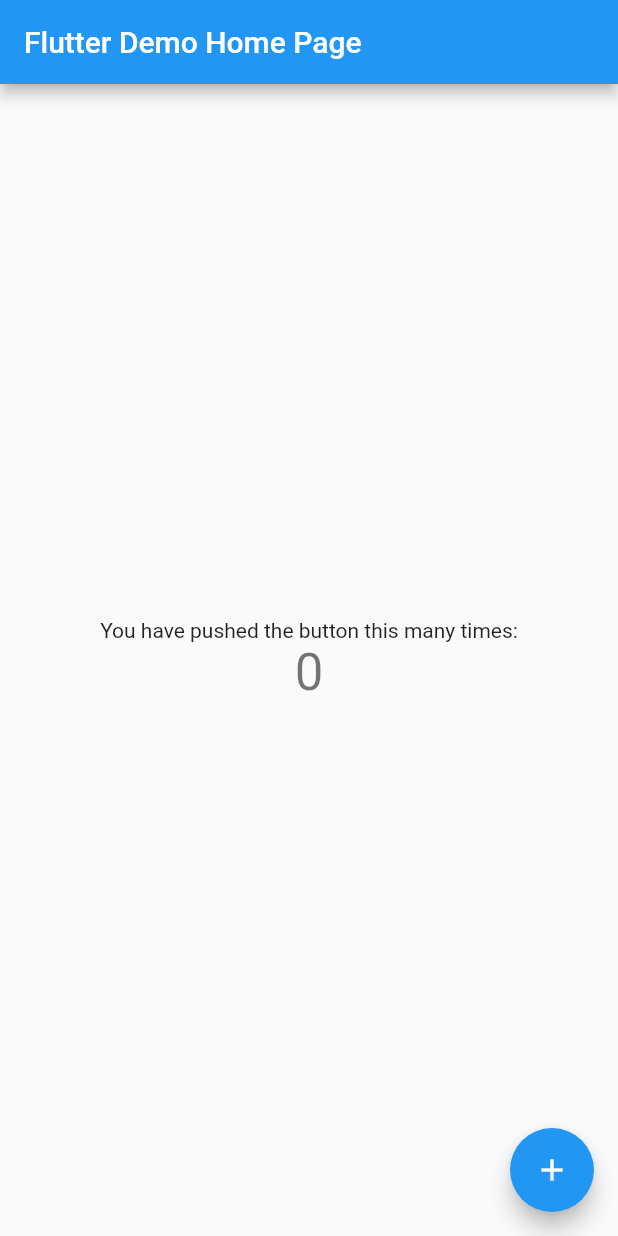
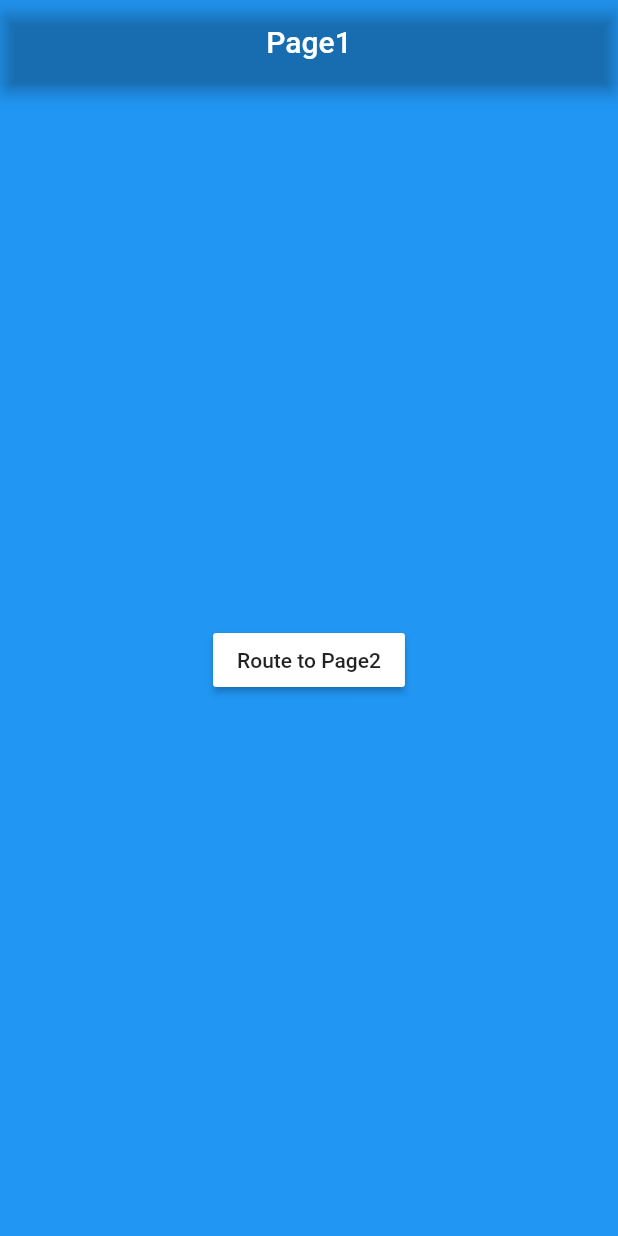
Before and after one commit to JeancarlosCarvajal/Flutter-Espacio-de-Trabajo-para-crear-paquete-en-PubDev, a Flutter app: the screen it shows after launch, on a phone screen of 412 x 824 dp. Run offline on Flutter 3.47's test engine with Material 2 defaults, Android fonts, the phone set to English and light mode, and no system bars.

Commit message:
Diseno basico de la aplicacion de transiciones para hacer un paquete prueba

```diff
--- a/lib/main.dart
+++ b/lib/main.dart
@@ -1,115 +1,20 @@
+import 'package:crear_paquetes/pages/page1.dart';
+import 'package:crear_paquetes/pages/page2.dart';
 import 'package:flutter/material.dart';
 
-void main() {
-  runApp(const MyApp());
-}
+void main() => runApp(MyApp());
 
 class MyApp extends StatelessWidget {
-  const MyApp({Key? key}) : super(key: key);
-
-  // This widget is the root of your application.
   @override
   Widget build(BuildContext context) {
     return MaterialApp(
-      title: 'Flutter Demo',
-      theme: ThemeData(
-        // This is the theme of your application.
-        //
-        // Try running your application with "flutter run". You'll see the
-        // application has a blue toolbar. Then, without quitting the app, try
-        // changing the primarySwatch below to Colors.green and then invoke
-        // "hot reload" (press "r" in the console where you ran "flutter run",
-        // or simply save your changes to "hot reload" in a Flutter IDE).
-        // Notice that the counter didn't reset back to zero; the application
-        // is not restarted.
-        primarySwatch: Colors.blue,
-      ),
-      home: const MyHomePage(title: 'Flutter Demo Home Page'),
+      debugShowCheckedModeBanner: false,
+      title: 'Material App',
+      initialRoute: 'page1',
+      routes: {
+        'page1': (_) => Page1(),
+        'page2': (_) => Page2(),
+      },
     );
   }
 }
-
-class MyHomePage extends StatefulWidget {
-  const MyHomePage({Key? key, required this.title}) : super(key: key);
-
-  // This widget is the home page of your application. It is stateful, meaning
-  // that it has a State object (defined below) that contains fields that affect
-  // how it looks.
-
-  // This class is the configuration for the state. It holds the values (in this
-  // case the title) provided by the parent (in this case the App widget) and
-  // used by the build method of the State. Fields in a Widget subclass are
-  // always marked "final".
-
-  final String title;
-
-  @override
-  State<MyHomePage> createState() => _MyHomePageState();
-}
-
-class _MyHomePageState extends State<MyHomePage> {
-  int _counter = 0;
-
-  void _incrementCounter() {
-    setState(() {
-      // This call to setState tells the Flutter framework that something has
-      // changed in this State, which causes it to rerun the build method below
-      // so that the display can reflect the updated values. If we changed
-      // _counter without calling setState(), then the build method would not be
-      // called again, and so nothing would appear to happen.
-      _counter++;
-    });
-  }
-
-  @override
-  Widget build(BuildContext context) {
-    // This method is rerun every time setState is called, for instance as done
-    // by the _incrementCounter method above.
-    //
-    // The Flutter framework has been optimized to make rerunning build methods
-    // fast, so that you can just rebuild anything that needs updating rather
-    // than having to individually change instances of widgets.
-    return Scaffold(
-      appBar: AppBar(
-        // Here we take the value from the MyHomePage object that was created by
-        // the App.build method, and use it to set our appbar title.
-        title: Text(widget.title),
-      ),
-      body: Center(
-        // Center is a layout widget. It takes a single child and positions it
-        // in the middle of the parent.
-        child: Column(
-          // Column is also a layout widget. It takes a list of children and
-          // arranges them vertically. By default, it sizes itself to fit its
-          // children horizontally, and tries to be as tall as its parent.
-          //
-          // Invoke "debug painting" (press "p" in the console, choose the
-          // "Toggle Debug Paint" action from the Flutter Inspector in Android
-          // Studio, or the "Toggle Debug Paint" command in Visual Studio Code)
-          // to see the wireframe for each widget.
-          //
-          // Column has various properties to control how it sizes itself and
-          // how it positions its children. Here we use mainAxisAlignment to
-          // center the children vertically; the main axis here is the vertical
-          // axis because Columns are vertical (the cross axis would be
-          // horizontal).
-          mainAxisAlignment: MainAxisAlignment.center,
-          children: <Widget>[
-            const Text(
-              'You have pushed the button this many times:',
-            ),
-            Text(
-              '$_counter',
-              style: Theme.of(context).textTheme.headline4,
-            ),
-          ],
-        ),
-      ),
-      floatingActionButton: FloatingActionButton(
-        onPressed: _incrementCounter,
-        tooltip: 'Increment',
-        child: const Icon(Icons.add),
-      ), // This trailing comma makes auto-formatting nicer for build methods.
-    );
-  }
-}
--- /dev/null
+++ b/lib/pages/page1.dart
@@ -0,0 +1,35 @@
+import 'package:crear_paquetes/pages/page2.dart';
+import 'package:flutter/material.dart';
+
+class Page1 extends StatelessWidget {
+
+  const Page1({Key? key}) : super(key: key);
+
+  @override
+  Widget build(BuildContext context) {
+    return Scaffold(
+      appBar: AppBar(
+        centerTitle: true,
+        title: Text( 'Page1' ),
+        backgroundColor: Colors.transparent,
+      ),
+      backgroundColor: Colors.blue,
+      body: Center(
+         child: MaterialButton(
+          child: Text( 'Route to Page2' ),
+          color: Colors.white,
+          onPressed: (){
+            // opcion 1
+            // Navigator.push(context, MaterialPageRoute(builder: (_) => Page2()));
+            // opcion 2
+            // Navigator.pushNamed(context, 'page2');
+
+            // navegar con un fadein
+            // Navigator.push(context, PageRouteBuilder(pageBuilder: ((context, animation, secondaryAnimation) => Page2())));
+
+          }
+        ),
+      ),
+    );
+  }
+}
--- /dev/null
+++ b/lib/pages/page2.dart
@@ -0,0 +1,21 @@
+import 'package:flutter/material.dart';
+
+class Page2 extends StatelessWidget {
+
+  const Page2({Key? key}) : super(key: key);
+
+  @override
+  Widget build(BuildContext context) {
+    return Scaffold(
+      appBar: AppBar(
+        centerTitle: true,
+        title: Text( 'Page2' ),
+        backgroundColor: Colors.transparent,
+      ),
+      backgroundColor: Colors.blueGrey,
+      body: Center(
+         child: Text('Page1'),
+      ),
+    );
+  }
+}
```
